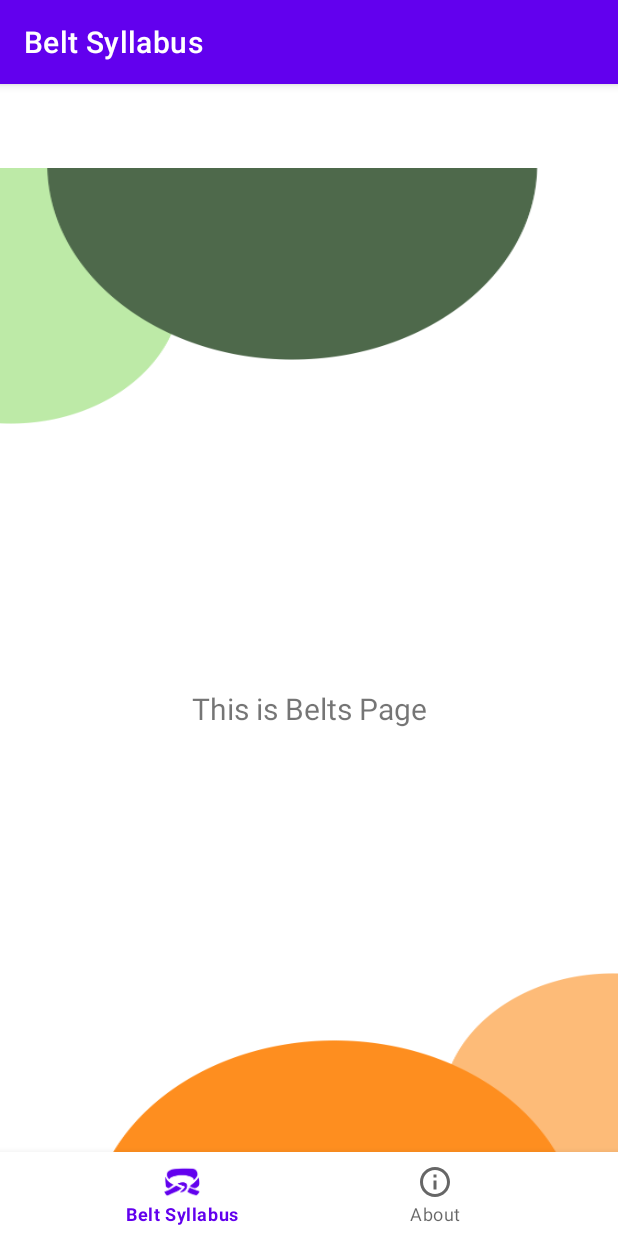
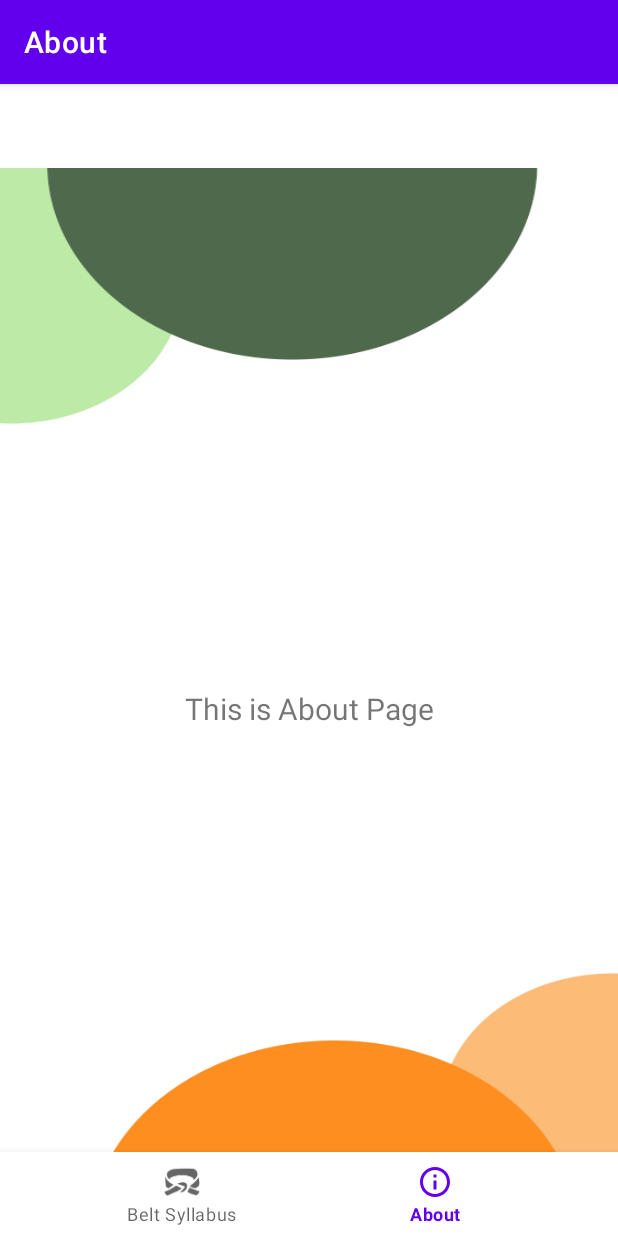
Before and after one commit to yanna-stepanova/TaekwBelt, an Android app: the screen it shows after launch (MainActivity), item 2 of the bottom bar chosen, on a phone screen of 412 x 824 dp. Run offline under Robolectric (Android 15) with nearby library versions, the light colour scheme and no system bars; our stand-ins replace navigation-ui.

Commit message:
fix task "Implemente Bottom Bar"

```diff
--- a/app/build.gradle
+++ b/app/build.gradle
@@ -7,7 +7,7 @@ android {
     compileSdk 33
 
     defaultConfig {
-        applicationId 'com.example.taekwbelt'
+        applicationId "com.example.taekwbelt"
         minSdk 33
         targetSdk 33
         versionCode 1
@@ -72,6 +72,7 @@ dependencies {
     implementation 'androidx.lifecycle:lifecycle-livedata-ktx:2.6.0'
     implementation 'androidx.lifecycle:lifecycle-viewmodel-ktx:2.6.0'
 
+
     testImplementation 'junit:junit:4.13.2'
     testImplementation 'org.json:json:20230227'
     androidTestImplementation 'androidx.test.ext:junit:1.1.5'
--- a/app/src/main/java/com/example/taekwbelt/ui/belts/BeltsFragment.java
+++ b/app/src/main/java/com/example/taekwbelt/ui/belts/BeltsFragment.java
@@ -1,12 +1,13 @@
 package com.example.taekwbelt.ui.belts;
 
 import android.os.Bundle;
-import androidx.fragment.app.Fragment;
 import android.view.LayoutInflater;
 import android.view.View;
 import android.view.ViewGroup;
 import android.widget.TextView;
+
 import androidx.annotation.NonNull;
+import androidx.fragment.app.Fragment;
 import androidx.lifecycle.ViewModelProvider;
 
 import com.example.taekwbelt.databinding.FragmentBeltsBinding;
--- a/app/src/main/res/layout/activity_main.xml
+++ b/app/src/main/res/layout/activity_main.xml
@@ -1,7 +1,6 @@
 <?xml version="1.0" encoding="utf-8"?>
 <androidx.constraintlayout.widget.ConstraintLayout xmlns:android="http://schemas.android.com/apk/res/android"
     xmlns:app="http://schemas.android.com/apk/res-auto"
-    xmlns:tools="http://schemas.android.com/tools"
     android:id="@+id/container"
     android:layout_width="match_parent"
     android:layout_height="match_parent"
@@ -14,9 +13,7 @@
             app:layout_constraintBottom_toBottomOf="parent"
             app:layout_constraintLeft_toLeftOf="parent"
             app:layout_constraintRight_toRightOf="parent"
-        app:menu="@menu/my_bottom_nav_menu">
-
-    </com.google.android.material.bottomnavigation.BottomNavigationView>
+            app:menu="@menu/my_bottom_nav_menu" />
 
         <fragment
             android:id="@+id/nav_host_fragment_activity_main"
--- a/app/src/main/res/menu/my_bottom_nav_menu.xml
+++ b/app/src/main/res/menu/my_bottom_nav_menu.xml
@@ -6,7 +6,7 @@
         android:icon="@drawable/belt_icon"
         android:title="@string/title_belts" />
     <item
-        android:id="@+id/about"
+        android:id="@+id/navigation_about"
         android:icon="@drawable/outline_info_24"
         android:title="@string/title_about" />
 </menu>
--- a/app/src/main/res/values-night/themes.xml
+++ b/app/src/main/res/values-night/themes.xml
@@ -10,7 +10,7 @@
         <item name="colorSecondaryVariant">@color/teal_200</item>
         <item name="colorOnSecondary">@color/black</item>
         <!-- Status bar color. -->
-        <item name="android:statusBarColor" tools:targetApi="l">?attr/colorPrimaryVariant</item>
+        <item name="android:statusBarColor">?attr/colorPrimaryVariant</item>
         <!-- Customize your theme here. -->
     </style>
 </resources>
--- a/app/src/main/res/values/themes.xml
+++ b/app/src/main/res/values/themes.xml
@@ -10,7 +10,7 @@
         <item name="colorSecondaryVariant">@color/teal_700</item>
         <item name="colorOnSecondary">@color/black</item>
         <!-- Status bar color. -->
-        <item name="android:statusBarColor" tools:targetApi="l">?attr/colorPrimaryVariant</item>
+        <item name="android:statusBarColor">?attr/colorPrimaryVariant</item>
         <!-- Customize your theme here. -->
     </style>
 </resources>
--- a/settings.gradle
+++ b/settings.gradle
@@ -1,8 +1,8 @@
 pluginManagement {
     repositories {
-        gradlePluginPortal()
         google()
         mavenCentral()
+        gradlePluginPortal()
     }
 }
 
```
Also changed, not shown: app/src/main/AndroidManifest.xml (+6 -5 lines), app/src/main/java/com/example/taekwbelt/MainActivity.java (+7 -2 lines), app/src/main/res/drawable/ic_dashboard_black_24dp.xml (added, +9 -0 lines), app/src/main/res/drawable/ic_home_black_24dp.xml (added, +9 -0 lines), app/src/main/res/drawable/ic_notifications_black_24dp.xml (added, +9 -0 lines), app/src/main/res/xml/backup_rules.xml (added, +13 -0 lines), app/src/main/res/xml/data_extraction_rules.xml (added, +19 -0 lines). Lines whose indentation alone changed are shown as unchanged.
